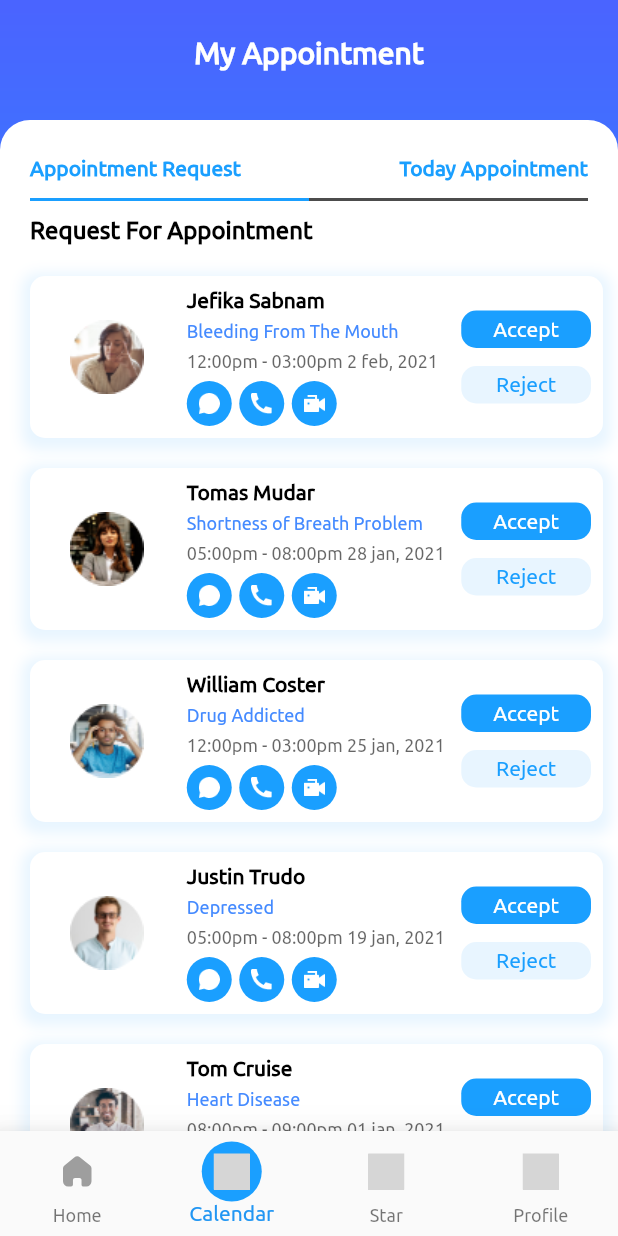
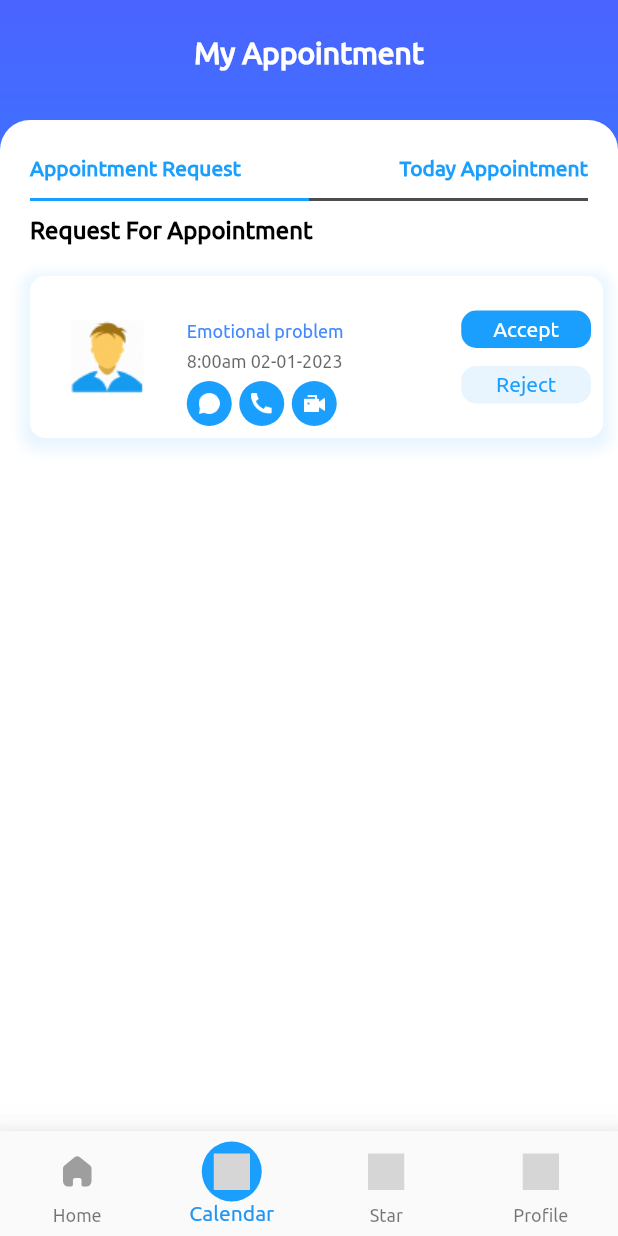
Before and after one commit to AhmedFarag57/Doctory_Mobile, a Flutter app: the DashboardScreen screen opened directly, item 2 of the bottom bar chosen, on a phone screen of 412 x 824 dp. Run offline on Flutter 3.47's test engine with Material 2 defaults, Android fonts, the light colour scheme and no system bars; our stand-ins replace flutter_svg, fluttertoast, google_maps_flutter, image_picker, shared_preferences, smooth_star_rating and 1 more; missing offline and left inert: smart_select; accounts and stored records are empty; grey boxes are pictures that could not be loaded.

Commit message:
Update after first semester

```diff
--- a/TeleDoc-Doctor/lib/data/recent.dart
+++ b/TeleDoc-Doctor/lib/data/recent.dart
@@ -15,43 +15,43 @@ class RecentList {
       Recent(
           id: 1,
           name: 'Jefika Sabnam',
-          image: 'assets/images/recent/1.png',
-          problem: 'Bleeding From The Mouth',
-          time: '12:00pm - 03:00pm',
-          date: '2 feb, 2021'
+          image: 'assets/images/recent/200.png',
+          problem: 'Emotional problem',
+          time: '8:00am',
+          date: '02-01-2023'
       ),
-      Recent(
-          id: 2,
-          name: 'Tomas Mudar',
-          image: 'assets/images/recent/2.png',
-          problem: 'Shortness of Breath Problem',
-          time: '05:00pm - 08:00pm',
-          date: '28 jan, 2021'
-      ),
-      Recent(
-          id: 3,
-          name: 'William Coster',
-          image: 'assets/images/recent/3.png',
-          problem: 'Drug Addicted',
-          time: '12:00pm - 03:00pm',
-          date: '25 jan, 2021'
-      ),
-      Recent(
-          id: 4,
-          name: 'Justin Trudo',
-          image: 'assets/images/recent/4.png',
-          problem: 'Depressed',
-          time: '05:00pm - 08:00pm',
-          date: '19 jan, 2021'
-      ),
-      Recent(
-          id: 5,
-          name: 'Tom Cruise',
-          image: 'assets/images/recent/5.png',
-          problem: 'Heart Disease',
-          time: '08:00pm - 09:00pm',
-          date: '01 jan, 2021'
-      ),
+      // Recent(
+      //     id: 2,
+      //     name: 'Tomas Mudar',
+      //     image: 'assets/images/recent/2.png',
+      //     problem: 'Shortness of Breath Problem',
+      //     time: '05:00pm - 08:00pm',
+      //     date: '28 jan, 2021'
+      // ),
+      // Recent(
+      //     id: 3,
+      //     name: 'William Coster',
+      //     image: 'assets/images/recent/3.png',
+      //     problem: 'Drug Addicted',
+      //     time: '12:00pm - 03:00pm',
+      //     date: '25 jan, 2021'
+      // ),
+      // Recent(
+      //     id: 4,
+      //     name: 'Justin Trudo',
+      //     image: 'assets/images/recent/4.png',
+      //     problem: 'Depressed',
+      //     time: '05:00pm - 08:00pm',
+      //     date: '19 jan, 2021'
+      // ),
+      // Recent(
+      //     id: 5,
+      //     name: 'Tom Cruise',
+      //     image: 'assets/images/recent/5.png',
+      //     problem: 'Heart Disease',
+      //     time: '08:00pm - 09:00pm',
+      //     date: '01 jan, 2021'
+      // ),
     ];
     return data;
   }
--- a/TeleDoc-Doctor/lib/screens/dashboard_screen.dart
+++ b/TeleDoc-Doctor/lib/screens/dashboard_screen.dart
@@ -116,13 +116,11 @@ class _DashboardScreenState extends State<DashboardScreen> {
   _onTapIndex(index) {
     setState(() {
       currentIndex = index;
-      print('index: $index');
     });
     goToScreen(currentIndex);
   }
 
   goToScreen(int currentIndex) {
-    print('indexx: $currentIndex');
     switch(currentIndex){
       case 0:
         return HomeScreen();
--- a/TeleDoc-Doctor/lib/screens/splash_screen.dart
+++ b/TeleDoc-Doctor/lib/screens/splash_screen.dart
@@ -12,7 +12,7 @@ class _SplashScreenState extends State<SplashScreen> {
 
   @override
   void initState() {
-    // TODO: implement initState
+
     super.initState();
 
     Timer(
--- a/TeleDoc-Doctor/lib/widgets/appointment/appointment_request_widget.dart
+++ b/TeleDoc-Doctor/lib/widgets/appointment/appointment_request_widget.dart
@@ -77,7 +77,7 @@ class AppointmentRequestWidget extends StatelessWidget {
                               crossAxisAlignment: CrossAxisAlignment.start,
                               children: [
                                 Text(
-                                  recent.name,
+                                  '',//recent.name,
                                   style: TextStyle(
                                       color: Colors.black,
                                       fontSize: Dimensions.defaultTextSize,
```
Also changed, not shown: TeleDoc-Doctor/lib/screens/auth/otp/email_verification_screen.dart (+5 -7 lines), TeleDoc-Doctor/lib/screens/auth/sign_in_screen.dart (+29 -32 lines), TeleDoc-Doctor/lib/screens/auth/sign_up_screen.dart (+162 -97 lines), TeleDoc-Doctor/lib/screens/dashboard/home_screen.dart (+112 -81 lines), TeleDoc-Doctor/lib/screens/loading/loading_screen.dart (added, +19 -0 lines), TeleDoc-Doctor/assets/images/icon/profile_icon.png (added), TeleDoc-Doctor/assets/images/icon/support.png (added), TeleDoc-Doctor/assets/images/icon/wallet.png (added), TeleDoc-Doctor/assets/images/recent/200.png (added).
